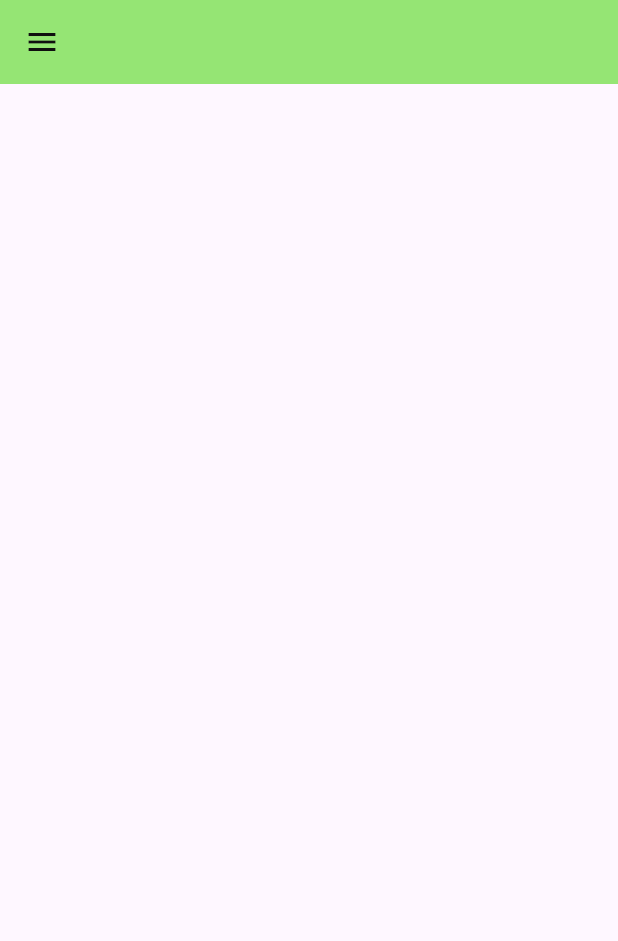
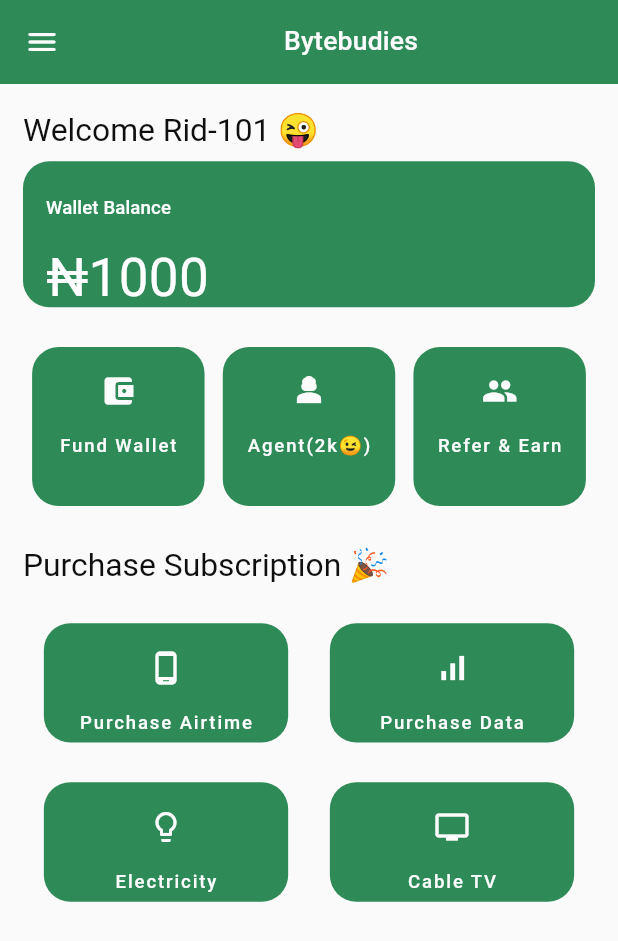
Before and after one commit to ridwan-101/bytebuddies, a Flutter app: the screen it shows after launch, on a phone screen of 412 x 824 dp. Shown: the top 941 px of the screen. Run offline on Flutter 3.47's test engine with Material 2 defaults, Android fonts, the phone set to English and light mode, and no system bars; our stand-ins replace flutter_screenutil.

Commit message:
home view ui done

```diff
--- a/lib/main.dart
+++ b/lib/main.dart
@@ -1,24 +1,33 @@
-
 import 'package:bytebuddies/ui/views/home/home_view.dart';
 import 'package:flutter/material.dart';
+import 'package:flutter_screenutil/flutter_screenutil.dart';
 
-void main() {
-  runApp(const MyApp());
-}
+void main() => runApp(MyApp());
 
 class MyApp extends StatelessWidget {
-  const MyApp({super.key});
+  const MyApp({Key? key}) : super(key: key);
 
-  // This widget is the root of your application.
   @override
   Widget build(BuildContext context) {
-    return MaterialApp(
-      title: 'Flutter Demo',
-      theme: ThemeData(
-        colorScheme: ColorScheme.fromSeed(seedColor: Colors.deepPurple),
-        useMaterial3: true,
-      ),
-      home: HomeView(),
+    //Set the fit size (Find your UI design, look at the dimensions of the device screen and fill it in,unit in dp)
+    return ScreenUtilInit(
+      designSize: const Size(430, 932),
+      minTextAdapt: true,
+      splitScreenMode: true,
+      ensureScreenSize: true,
+      builder: (context , child) {
+        return MaterialApp(
+          debugShowCheckedModeBanner: false,
+          title: 'First Method',
+          // You can use the library anywhere in the app even in theme
+          theme: ThemeData(
+            primarySwatch: Colors.blue,
+            textTheme: Typography.englishLike2018.apply(fontSizeFactor: 1.sp),
+          ),
+          home: child,
+        );
+      },
+      child: const HomeView(),
     );
   }
 }
--- a/lib/ui/common/app_colors.dart
+++ b/lib/ui/common/app_colors.dart
@@ -16,4 +16,8 @@ class AppColors {
   static Color red = const Color(0xffA81400);
   static Color green = const Color(0xff95E574);
   static Color blackLightActive = const Color(0xffB5B5B5);
+  static const Color emeraldGreen = Color(0xFF008000);
+  static const Color seaGreen = Color(0xFF2E8B57);
+  static const Color sageGreen = Color(0xFF9DC183);
+  static Color darkWhite = const Color(0xFFA0A0A0);
 }
--- a/lib/ui/common/app_images.dart
+++ b/lib/ui/common/app_images.dart
@@ -1,4 +1,5 @@
 class AppImages {
   //sample  code
   //  static String onboardImageOne = 'assets/svg/networking.svg';
+  static String wallet = 'assets/png/wall.png';
 }
--- a/lib/ui/views/home/home_view.dart
+++ b/lib/ui/views/home/home_view.dart
@@ -1,6 +1,10 @@
 import 'package:bytebuddies/ui/common/app_colors.dart';
 import 'package:bytebuddies/ui/common/ui_helpers.dart';
+import 'package:bytebuddies/ui/extensions/palette.dart';
+import 'package:bytebuddies/ui/views/home/widget/data_purchase.dart';
+import 'package:bytebuddies/ui/views/home/widget/services_renderd.dart';
 import 'package:flutter/material.dart';
+import 'package:flutter_screenutil/flutter_screenutil.dart';
 
 class HomeView extends StatefulWidget {
   const HomeView({super.key});
@@ -12,21 +16,96 @@ class HomeView extends StatefulWidget {
 class _HomeViewState extends State<HomeView> {
   @override
   Widget build(BuildContext context) {
+    ThemeData theme = Theme.of(context);
+    Palette? palette = theme.extension<Palette>();
     return Scaffold(
       appBar: AppBar(
         elevation: 0,
-        backgroundColor: AppColors.green,
-        leading: Icon(
-          Icons.menu,
-          color: AppColors.black,
-        ),
+        backgroundColor: AppColors.seaGreen,
+        leading: InkWell(
+          child: Icon(
+            Icons.menu_rounded,
+            color: AppColors.white,
+          ),
+          onTap: () {
+            print("menu bar clicked");
+          },
+        ), //icone menu bar
+        title: Center(
+          child: Text(
+            'Bytebudies',
+            style: TextStyle(
+              color: AppColors.white,
+            ),
+          ),
+        ), //app bar text
       ),
       body: SafeArea(
           child: ListView(
         padding: EdgeInsets.symmetric(
           horizontal: sidePadding,
         ),
-        children: [],
+        children: [
+          SizedBox(
+            height: 20.h,
+          ),
+          Text(
+            "Welcome Rid-101 😜 ",
+            style: theme.textTheme.headlineSmall?.copyWith(
+              color: AppColors.black,
+            ),
+          ),
+          SizedBox(
+            height: 10.h,
+          ),
+          Container(
+            height: 110.h,
+            width: double.infinity,
+            padding: EdgeInsets.only(
+              left: 16.w,
+              top: 16.w,
+            ),
+            decoration: BoxDecoration(
+              color: AppColors.seaGreen,
+              borderRadius: BorderRadius.circular(20.r),
+            ),
+            child: Column(
+              crossAxisAlignment: CrossAxisAlignment.start,
+              children: [
+                SizedBox(
+                  height: 10.h,
+                ),
+                Text(
+                  'Wallet Balance',
+                  style: theme.textTheme.titleSmall?.copyWith(
+                    color: palette?.white,
+                  ),
+                ),
+                SizedBox(
+                  height: 20.h,
+                ),
+                Text(
+                  "₦${1000}",
+                  style: theme.textTheme.headlineLarge?.copyWith(
+                    color: palette?.white,
+                  ),
+                ),
+              ],
+            ),
+          ),
+          SizedBox(height: 30.h),
+          const ServicesRenderd(), //calling purchase point
+          SizedBox(height: 30.h),
+
+          Text(
+            "Purchase Subscription 🎉",
+            style: theme.textTheme.headlineSmall?.copyWith(
+              color: AppColors.black,
+            ),
+          ),
+          SizedBox(height: 30.h),
+          const DataPurchaseUi(),
+        ],
       )),
     );
   }
--- /dev/null
+++ b/lib/ui/views/home/widget/data_purchase.dart
@@ -0,0 +1,156 @@
+import 'package:bytebuddies/ui/common/app_colors.dart';
+import 'package:flutter/material.dart';
+import 'package:flutter_screenutil/flutter_screenutil.dart';
+
+class DataPurchaseUi extends StatefulWidget {
+  const DataPurchaseUi({super.key});
+
+  @override
+  State<DataPurchaseUi> createState() => _DataPurchaseUiState();
+}
+
+class _DataPurchaseUiState extends State<DataPurchaseUi> {
+  @override
+  Widget build(BuildContext context) {
+    ThemeData theme = Theme.of(context);
+    return Column(
+      children: [
+        Row(
+          mainAxisAlignment: MainAxisAlignment.spaceAround,
+          children: [
+            InkWell(
+              onTap: () {
+                print("Purchase Airtime clicked");
+              },
+              child: Container(
+                height: 90.h,
+                width: 170.w,
+                decoration: BoxDecoration(
+                  color: AppColors.seaGreen,
+                  borderRadius: BorderRadius.circular(20.r),
+                ),
+                child: Center(
+                  child: Column(
+                    children: [
+                      SizedBox(height: 20.h),
+                      Icon(
+                        Icons.phone_android_outlined,
+                        color: AppColors.white,
+                      ),
+                      SizedBox(height: 20.h),
+                      Text(
+                        "Purchase Airtime",
+                        style: theme.textTheme.labelLarge?.copyWith(
+                          color: AppColors.white,
+                        ),
+                      ),
+                    ],
+                  ),
+                ),
+              ),
+            ),
+            InkWell(
+              onTap: () {
+                print("Purchase Data clicked");
+              },
+              child: Container(
+                height: 90.h,
+                width: 170.w,
+                decoration: BoxDecoration(
+                  color: AppColors.seaGreen,
+                  borderRadius: BorderRadius.circular(20.r),
+                ),
+                child: Center(
+                  child: Column(
+                    children: [
+                      SizedBox(height: 20.h),
+                      Icon(
+                        Icons.signal_cellular_alt,
+                        color: AppColors.white,
+                      ),
+                      SizedBox(height: 20.h),
+                      Text(
+                        "Purchase Data",
+                        style: theme.textTheme.labelLarge?.copyWith(
+                          color: AppColors.white,
+                        ),
+                      ),
+                    ],
+                  ),
+                ),
+              ),
+            ),
+          ],
+        ),
+        SizedBox(height: 30.h),
+        Row(
+          mainAxisAlignment: MainAxisAlignment.spaceAround,
+          children: [
+            InkWell(
+              onTap: () {
+                print("Electricty  clicked");
+              },
+              child: Container(
+                height: 90.h,
+                width: 170.w,
+                decoration: BoxDecoration(
+                  color: AppColors.seaGreen,
+                  borderRadius: BorderRadius.circular(20.r),
+                ),
+                child: Center(
+                  child: Column(
+                    children: [
+                      SizedBox(height: 20.h),
+                      Icon(
+                        Icons.lightbulb_outline_rounded,
+                        color: AppColors.white,
+                      ),
+                      SizedBox(height: 20.h),
+                      Text(
+                        "Electricity",
+                        style: theme.textTheme.labelLarge?.copyWith(
+                          color: AppColors.white,
+                        ),
+                      ),
+                    ],
+                  ),
+                ),
+              ),
+            ),
+            InkWell(
+              onTap: () {
+                print("cable tvclicked");
+              },
+              child: Container(
+                height: 90.h,
+                width: 170.w,
+                decoration: BoxDecoration(
+                  color: AppColors.seaGreen,
+                  borderRadius: BorderRadius.circular(20.r),
+                ),
+                child: Center(
+                  child: Column(
+                    children: [
+                      SizedBox(height: 20.h),
+                      Icon(
+                        Icons.tv,
+                        color: AppColors.white,
+                      ),
+                      SizedBox(height: 20.h),
+                      Text(
+                        "Cable TV",
+                        style: theme.textTheme.labelLarge?.copyWith(
+                          color: AppColors.white,
+                        ),
+                      ),
+                    ],
+                  ),
+                ),
+              ),
+            ),
+          ],
+        ),
+      ],
+    );
+  }
+}
--- /dev/null
+++ b/lib/ui/views/home/widget/services_renderd.dart
@@ -0,0 +1,119 @@
+import 'package:bytebuddies/ui/common/app_colors.dart';
+import 'package:flutter/material.dart';
+import 'package:flutter_screenutil/flutter_screenutil.dart';
+
+class ServicesRenderd extends StatefulWidget {
+  const ServicesRenderd({super.key});
+
+  @override
+  State<ServicesRenderd> createState() => _ServicesRenderdState();
+}
+
+class _ServicesRenderdState extends State<ServicesRenderd> {
+  @override
+  Widget build(BuildContext context) {
+    ThemeData theme = Theme.of(context);
+    return Column(
+      children: [
+        Row(
+          mainAxisAlignment: MainAxisAlignment.spaceAround,
+          children: [
+            InkWell(
+              onTap: () {
+                print("Fund wallet clicked ");
+              },
+              child: Container(
+                height: 120.h,
+                width: 120.w,
+                decoration: BoxDecoration(
+                  color: AppColors.seaGreen,
+                  borderRadius: BorderRadius.circular(20.r),
+                ),
+                child: Center(
+                  child: Column(
+                    children: [
+                      SizedBox(height: 20.h),
+                      Icon(
+                        Icons.account_balance_wallet,
+                        color: AppColors.white,
+                      ),
+                      SizedBox(height: 20.h),
+                      Text(
+                        "Fund Wallet",
+                        style: theme.textTheme.labelLarge?.copyWith(
+                          color: AppColors.white,
+                        ),
+                      ),
+                    ],
+                  ),
+                ),
+              ),
+            ),
+            InkWell(
+              onTap: () {
+                print("Agent clicked");
+              },
+              child: Container(
+                height: 120.h,
+                width: 120.w,
+                decoration: BoxDecoration(
+                  color: AppColors.seaGreen,
+                  borderRadius: BorderRadius.circular(20.r),
+                ),
+                child: Center(
+                  child: Column(
+                    children: [
+                      SizedBox(height: 20.h),
+                      Icon(
+                        Icons.person_3_sharp,
+                        color: AppColors.white,
+                      ),
+                      SizedBox(height: 20.h),
+                      Text(
+                        "Agent(2k😉)",
+                        style: theme.textTheme.labelLarge?.copyWith(
+                          color: AppColors.white,
+                        ),
+                      ),
+                    ],
+                  ),
+                ),
+              ),
+            ),
+            InkWell(
+              onTap: () {
+                print("Refer and earn clicked");
+              },
+              child: Container(
+                height: 120.h,
+                width: 120.w,
+                decoration: BoxDecoration(
+                  color: AppColors.seaGreen,
+                  borderRadius: BorderRadius.circular(20.r),
+                ),
+                child: Center(
+                  child: Column(
+                    children: [
+                      SizedBox(height: 20.h),
+                      Icon(
+                        Icons.people,
+                        color: AppColors.white,
+                      ),
+                      SizedBox(height: 20.h),
+                      Text(
+                        "Refer & Earn",
+                        style: theme.textTheme.labelLarge?.copyWith(
+                          color: AppColors.white,
+                        ),
+                      ),
+                    ],
+                  ),
+                ),
+              ),
+            ),
+          ],
+        )
+      ],
+    );
+  }
+}
--- a/pubspec.yaml
+++ b/pubspec.yaml
@@ -31,6 +31,7 @@ dependencies:
   dots_indicator: ^3.0.0
   flutter:
     sdk: flutter
+  flutter_screenutil: ^5.9.0
 
 
   # The following adds the Cupertino Icons font to your application.
@@ -38,6 +39,7 @@ dependencies:
   cupertino_icons: ^1.0.2
   flutter_intl: ^0.0.1
   intl_utils: ^2.8.5
+
 
 dev_dependencies:
   flutter_test:
@@ -50,7 +52,6 @@ dev_dependencies:
   # rules and activating additional ones.
   flutter_lints: ^2.0.0
   intl: ^0.18.1
-  flutter_screenutil: ^5.9.0
 
 # For information on the generic Dart part of this file, see the
 # following page: https://dart.dev/tools/pub/pubspec
```
Also changed, not shown: assets/png/wallet.png (added), lib/ui/views/bottom_navigator/bottom_navigator_view.dart (added), lib/ui/views/bottom_navigator/bottom_navigator_viewmodel.dart (added), lib/ui/views/bottom_navigator/indexview.dart (added), pubspec.lock.
